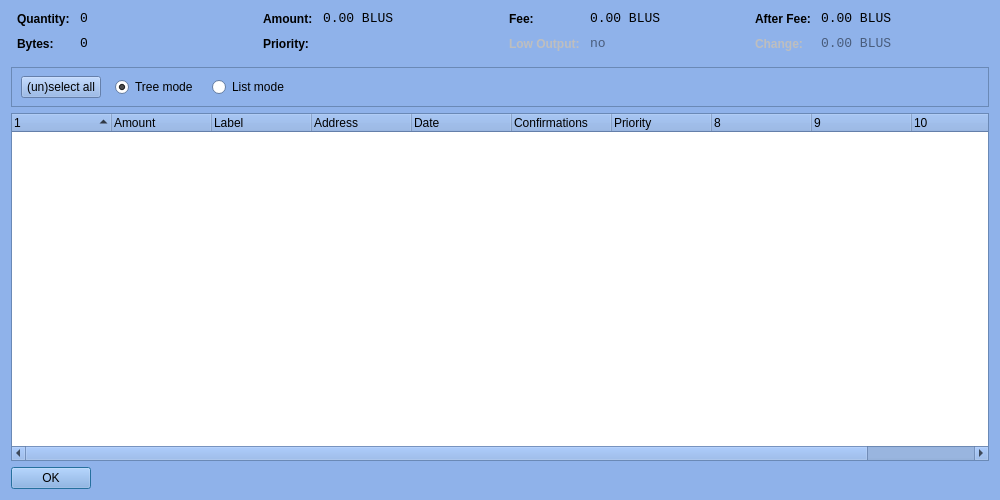
Above: src/qt/forms/coincontroldialog.ui from BlueSteelCoin/bluesteel before the change. Below: the same form after it.
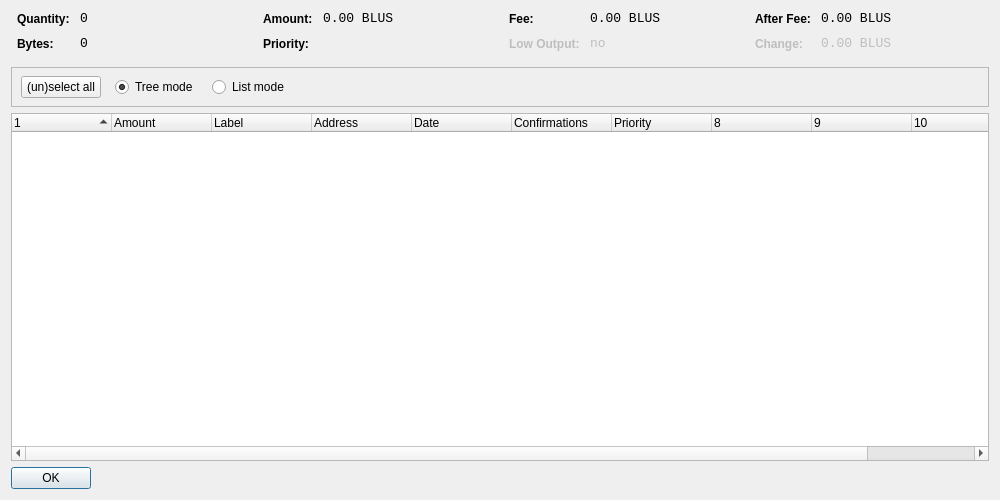
That is the form after the change. Custom widgets are drawn as their Qt base class.

```diff
--- a/src/qt/forms/coincontroldialog.ui
+++ b/src/qt/forms/coincontroldialog.ui
@@ -10,421 +10,6 @@
     <height>500</height>
    </rect>
   </property>
-  <property name="palette">
-   <palette>
-    <active>
-     <colorrole role="WindowText">
-      <brush brushstyle="SolidPattern">
-       <color alpha="255">
-        <red>0</red>
-        <green>0</green>
-        <blue>0</blue>
-       </color>
-      </brush>
-     </colorrole>
-     <colorrole role="Button">
-      <brush brushstyle="SolidPattern">
-       <color alpha="238">
-        <red>135</red>
-        <green>173</green>
-        <blue>232</blue>
-       </color>
-      </brush>
-     </colorrole>
-     <colorrole role="Light">
-      <brush brushstyle="SolidPattern">
-       <color alpha="238">
-        <red>241</red>
-        <green>247</green>
-        <blue>255</blue>
-       </color>
-      </brush>
-     </colorrole>
-     <colorrole role="Midlight">
-      <brush brushstyle="SolidPattern">
-       <color alpha="238">
-        <red>188</red>
-        <green>210</green>
-        <blue>243</blue>
-       </color>
-      </brush>
-     </colorrole>
-     <colorrole role="Dark">
-      <brush brushstyle="SolidPattern">
-       <color alpha="238">
-        <red>67</red>
-        <green>86</green>
-        <blue>116</blue>
-       </color>
-      </brush>
-     </colorrole>
-     <colorrole role="Mid">
-      <brush brushstyle="SolidPattern">
-       <color alpha="238">
-        <red>90</red>
-        <green>115</green>
-        <blue>154</blue>
-       </color>
-      </brush>
-     </colorrole>
-     <colorrole role="Text">
-      <brush brushstyle="SolidPattern">
-       <color alpha="255">
-        <red>0</red>
-        <green>0</green>
-        <blue>0</blue>
-       </color>
-      </brush>
-     </colorrole>
-     <colorrole role="BrightText">
-      <brush brushstyle="SolidPattern">
-       <color alpha="255">
-        <red>255</red>
-        <green>255</green>
-        <blue>255</blue>
-       </color>
-      </brush>
-     </colorrole>
-     <colorrole role="ButtonText">
-      <brush brushstyle="SolidPattern">
-       <color alpha="255">
-        <red>0</red>
-        <green>0</green>
-        <blue>0</blue>
-       </color>
-      </brush>
-     </colorrole>
-     <colorrole role="Base">
-      <brush brushstyle="SolidPattern">
-       <color alpha="255">
-        <red>255</red>
-        <green>255</green>
-        <blue>255</blue>
-       </color>
-      </brush>
-     </colorrole>
-     <colorrole role="Window">
-      <brush brushstyle="SolidPattern">
-       <color alpha="238">
-        <red>135</red>
-        <green>173</green>
-        <blue>232</blue>
-       </color>
-      </brush>
-     </colorrole>
-     <colorrole role="Shadow">
-      <brush brushstyle="SolidPattern">
-       <color alpha="255">
-        <red>0</red>
-        <green>0</green>
-        <blue>0</blue>
-       </color>
-      </brush>
-     </colorrole>
-     <colorrole role="AlternateBase">
-      <brush brushstyle="SolidPattern">
-       <color alpha="246">
-        <red>195</red>
-        <green>214</green>
-        <blue>243</blue>
-       </color>
-      </brush>
-     </colorrole>
-     <colorrole role="ToolTipBase">
-      <brush brushstyle="SolidPattern">
-       <color alpha="255">
-        <red>255</red>
-        <green>255</green>
-        <blue>220</blue>
-       </color>
-      </brush>
-     </colorrole>
-     <colorrole role="ToolTipText">
-      <brush brushstyle="SolidPattern">
-       <color alpha="255">
-        <red>0</red>
-        <green>0</green>
-        <blue>0</blue>
-       </color>
-      </brush>
-     </colorrole>
-    </active>
-    <inactive>
-     <colorrole role="WindowText">
-      <brush brushstyle="SolidPattern">
-       <color alpha="255">
-        <red>0</red>
-        <green>0</green>
-        <blue>0</blue>
-       </color>
-      </brush>
-     </colorrole>
-     <colorrole role="Button">
-      <brush brushstyle="SolidPattern">
-       <color alpha="238">
-        <red>135</red>
-        <green>173</green>
-        <blue>232</blue>
-       </color>
-      </brush>
-     </colorrole>
-     <colorrole role="Light">
-      <brush brushstyle="SolidPattern">
-       <color alpha="238">
-        <red>241</red>
-        <green>247</green>
-        <blue>255</blue>
-       </color>
-      </brush>
-     </colorrole>
-     <colorrole role="Midlight">
-      <brush brushstyle="SolidPattern">
-       <color alpha="238">
-        <red>188</red>
-        <green>210</green>
-        <blue>243</blue>
-       </color>
-      </brush>
-     </colorrole>
-     <colorrole role="Dark">
-      <brush brushstyle="SolidPattern">
-       <color alpha="238">
-        <red>67</red>
-        <green>86</green>
-        <blue>116</blue>
-       </color>
-      </brush>
-     </colorrole>
-     <colorrole role="Mid">
-      <brush brushstyle="SolidPattern">
-       <color alpha="238">
-        <red>90</red>
-        <green>115</green>
-        <blue>154</blue>
-       </color>
-      </brush>
-     </colorrole>
-     <colorrole role="Text">
-      <brush brushstyle="SolidPattern">
-       <color alpha="255">
-        <red>0</red>
-        <green>0</green>
-        <blue>0</blue>
-       </color>
-      </brush>
-     </colorrole>
-     <colorrole role="BrightText">
-      <brush brushstyle="SolidPattern">
-       <color alpha="255">
-        <red>255</red>
-        <green>255</green>
-        <blue>255</blue>
-       </color>
-      </brush>
-     </colorrole>
-     <colorrole role="ButtonText">
-      <brush brushstyle="SolidPattern">
-       <color alpha="255">
-        <red>0</red>
-        <green>0</green>
-        <blue>0</blue>
-       </color>
-      </brush>
-     </colorrole>
-     <colorrole role="Base">
-      <brush brushstyle="SolidPattern">
-       <color alpha="255">
-        <red>255</red>
-        <green>255</green>
-        <blue>255</blue>
-       </color>
-      </brush>
-     </colorrole>
-     <colorrole role="Window">
-      <brush brushstyle="SolidPattern">
-       <color alpha="238">
-        <red>135</red>
-        <green>173</green>
-        <blue>232</blue>
-       </color>
-      </brush>
-     </colorrole>
-     <colorrole role="Shadow">
-      <brush brushstyle="SolidPattern">
-       <color alpha="255">
-        <red>0</red>
-        <green>0</green>
-        <blue>0</blue>
-       </color>
-      </brush>
-     </colorrole>
-     <colorrole role="AlternateBase">
-      <brush brushstyle="SolidPattern">
-       <color alpha="246">
-        <red>195</red>
-        <green>214</green>
-        <blue>243</blue>
-       </color>
-      </brush>
-     </colorrole>
-     <colorrole role="ToolTipBase">
-      <brush brushstyle="SolidPattern">
-       <color alpha="255">
-        <red>255</red>
-        <green>255</green>
-        <blue>220</blue>
-       </color>
-      </brush>
-     </colorrole>
-     <colorrole role="ToolTipText">
-      <brush brushstyle="SolidPattern">
-       <color alpha="255">
-        <red>0</red>
-        <green>0</green>
-        <blue>0</blue>
-       </color>
-      </brush>
-     </colorrole>
-    </inactive>
-    <disabled>
-     <colorrole role="WindowText">
-      <brush brushstyle="SolidPattern">
-       <color alpha="238">
-        <red>67</red>
-        <green>86</green>
-        <blue>116</blue>
-       </color>
-      </brush>
-     </colorrole>
-     <colorrole role="Button">
-      <brush brushstyle="SolidPattern">
-       <color alpha="238">
-        <red>135</red>
-        <green>173</green>
-        <blue>232</blue>
-       </color>
-      </brush>
-     </colorrole>
-     <colorrole role="Light">
-      <brush brushstyle="SolidPattern">
-       <color alpha="238">
-        <red>241</red>
-        <green>247</green>
-        <blue>255</blue>
-       </color>
-      </brush>
-     </colorrole>
-     <colorrole role="Midlight">
-      <brush brushstyle="SolidPattern">
-       <color alpha="238">
-        <red>188</red>
-        <green>210</green>
-        <blue>243</blue>
-       </color>
-      </brush>
-     </colorrole>
-     <colorrole role="Dark">
-      <brush brushstyle="SolidPattern">
-       <color alpha="238">
-        <red>67</red>
-        <green>86</green>
-        <blue>116</blue>
-       </color>
-      </brush>
-     </colorrole>
-     <colorrole role="Mid">
-      <brush brushstyle="SolidPattern">
-       <color alpha="238">
-        <red>90</red>
-        <green>115</green>
-        <blue>154</blue>
-       </color>
-      </brush>
-     </colorrole>
-     <colorrole role="Text">
-      <brush brushstyle="SolidPattern">
-       <color alpha="238">
-        <red>67</red>
-        <green>86</green>
-        <blue>116</blue>
-       </color>
-      </brush>
-     </colorrole>
-     <colorrole role="BrightText">
-      <brush brushstyle="SolidPattern">
-       <color alpha="255">
-        <red>255</red>
-        <green>255</green>
-        <blue>255</blue>
-       </color>
-      </brush>
-     </colorrole>
-     <colorrole role="ButtonText">
-      <brush brushstyle="SolidPattern">
-       <color alpha="238">
-        <red>67</red>
-        <green>86</green>
-        <blue>116</blue>
-       </color>
-      </brush>
-     </colorrole>
-     <colorrole role="Base">
-      <brush brushstyle="SolidPattern">
-       <color alpha="238">
-        <red>135</red>
-        <green>173</green>
-        <blue>232</blue>
-       </color>
-      </brush>
-     </colorrole>
-     <colorrole role="Window">
-      <brush brushstyle="SolidPattern">
-       <color alpha="238">
-        <red>135</red>
-        <green>173</green>
-        <blue>232</blue>
-       </color>
-      </brush>
-     </colorrole>
-     <colorrole role="Shadow">
-      <brush brushstyle="SolidPattern">
-       <color alpha="255">
-        <red>0</red>
-        <green>0</green>
-        <blue>0</blue>
-       </color>
-      </brush>
-     </colorrole>
-     <colorrole role="AlternateBase">
-      <brush brushstyle="SolidPattern">
-       <color alpha="238">
-        <red>135</red>
-        <green>173</green>
-        <blue>232</blue>
-       </color>
-      </brush>
-     </colorrole>
-     <colorrole role="ToolTipBase">
-      <brush brushstyle="SolidPattern">
-       <color alpha="255">
-        <red>255</red>
-        <green>255</green>
-        <blue>220</blue>
-       </color>
-      </brush>
-     </colorrole>
-     <colorrole role="ToolTipText">
-      <brush brushstyle="SolidPattern">
-       <color alpha="255">
-        <red>0</red>
-        <green>0</green>
-        <blue>0</blue>
-       </color>
-      </brush>
-     </colorrole>
-    </disabled>
-   </palette>
-  </property>
   <property name="windowTitle">
    <string>Coin Control</string>
   </property>
```
